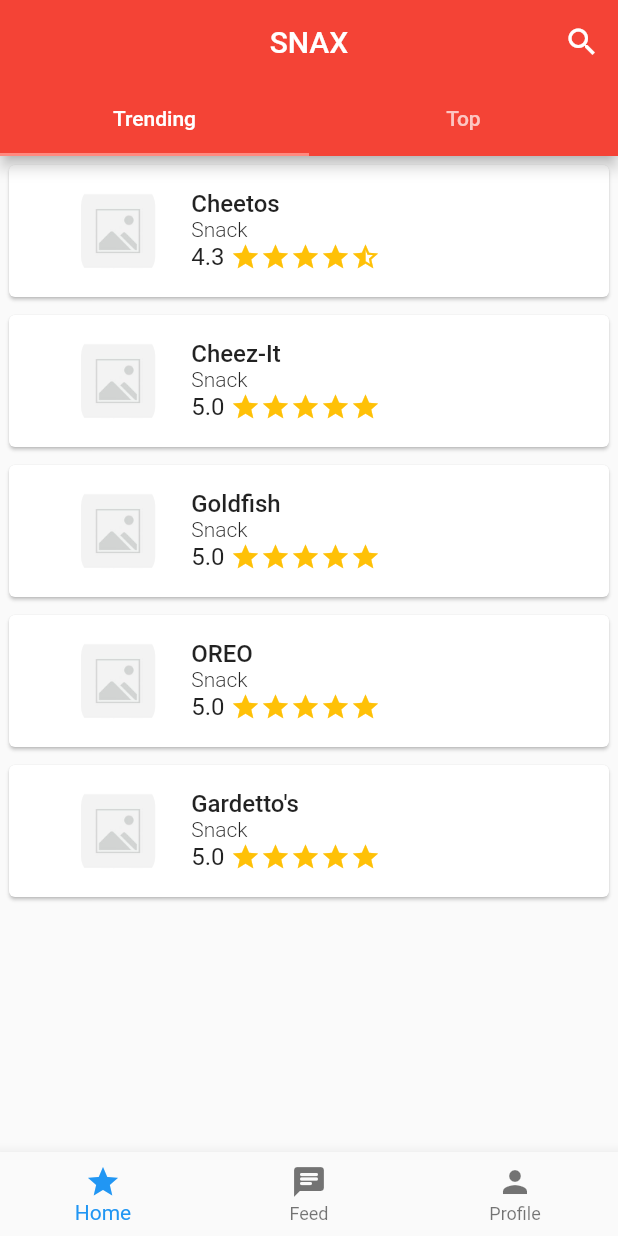
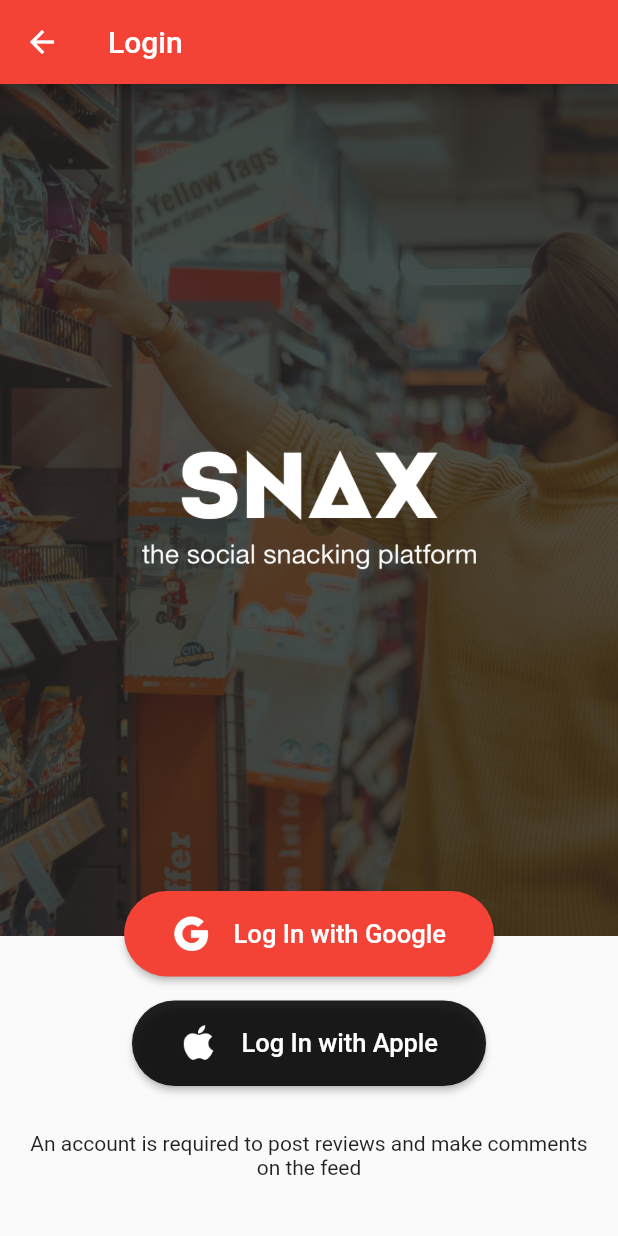
Before and after one commit to orifriesen/snax, a Flutter app: the screen it shows after launch, on a phone screen of 412 x 824 dp. Run offline on Flutter 3.47's test engine with Material 2 defaults, Android fonts, the phone set to English and light mode, and no system bars; drawn by our look-alikes of smooth_star_rating; our stand-ins replace firebase_auth, firebase_core, google_sign_in, sign_in_with_apple; missing offline and left inert: flappy_search_bar, number_display; accounts and stored records are empty.

Commit message:
Added Google and Apple sign in and made a login page

```diff
--- /dev/null
+++ b/snax/lib/loginPage/loginPage.dart
@@ -0,0 +1,124 @@
+import 'package:firebase_auth/firebase_auth.dart';
+import 'package:flutter/material.dart';
+import 'package:snax/backend/auth.dart';
+import 'package:snax/backend/backend.dart';
+
+class LoginPage extends StatefulWidget {
+  @override
+  _LoginPageState createState() => _LoginPageState();
+}
+
+class _LoginPageState extends State<LoginPage> {
+  @override
+  Widget build(BuildContext context) {
+    return Scaffold(
+        appBar: AppBar(title: Text("Login")),
+        body: Container(
+            child: Stack(
+          children: [
+            Flex(
+              direction: Axis.vertical,
+              mainAxisAlignment: MainAxisAlignment.start,
+              crossAxisAlignment: CrossAxisAlignment.start,
+              children: [
+                Expanded(
+                    child: Stack(
+                  children: [
+                    Container(
+                        color: Colors.black87,
+                        height: double.infinity,
+                        width: double.infinity,
+                        child: Opacity(
+                            opacity: 0.25,
+                            child: Image.asset("assets/login-splash-alt.jpg",
+                                fit: BoxFit.cover))),
+                    Container(
+                        child: Image.asset("assets/snax-temp-logo.png"),
+                        height: 82),
+                  ],
+                  alignment: Alignment.center,
+                )),
+                Container(
+                    height: 200,
+                    width: double.infinity,
+                    child: Padding(
+                      padding: const EdgeInsets.fromLTRB(16, 130, 16, 32),
+                      child: Text(
+                        "An account is required to post reviews and make comments on the feed",
+                        textAlign: TextAlign.center,
+                      ),
+                    ))
+              ],
+            ),
+            Padding(
+              padding: const EdgeInsets.only(bottom: 100.0),
+              child: Flex(
+                direction: Axis.vertical,
+                mainAxisAlignment: MainAxisAlignment.end,
+                children: [
+                SignInButton(
+                    iconName: "icon-google.png",
+                    buttonColor: Colors.red,
+                    title: "Log In with Google",
+                    press: () async {
+                      try {
+                        await signInWithGoogle();
+                        Navigator.of(context).pop();
+                      } catch (error) {
+                        print("Failed to login (google)");
+                        print(error);
+                      }
+                    }),
+                    Padding(padding: EdgeInsets.only(bottom: 16),),
+                SignInButton(
+                    iconName: "icon-apple.png",
+                    buttonColor: Colors.black87,
+                    title: "Log In with Apple",
+                    press: () async {
+                      try {
+                        await signInWithApple();
+                        Navigator.of(context).pop();
+                      } catch (error) {
+                        print("Failed to login (apple)");
+                        print(error);
+                      }
+                    }),
+              ]),
+            )
+          ],
+          alignment: Alignment.bottomCenter,
+        )));
+  }
+}
+
+class SignInButton extends StatelessWidget {
+  final String iconName;
+  final Color buttonColor;
+  final String title;
+  final Function press;
+
+  const SignInButton({this.iconName, this.buttonColor, this.title, this.press});
+
+  @override
+  Widget build(BuildContext context) {
+    return MaterialButton(
+        onPressed: this.press,
+        child: Padding(
+          padding: const EdgeInsets.all(16.0),
+          child: Row(
+            mainAxisSize: MainAxisSize.min,
+            children: [
+              Image.asset(
+                "assets/" + this.iconName,
+                scale: 4.0,
+              ),
+              Padding(padding: EdgeInsets.only(left: 16)),
+              Text(this.title,
+                  style: TextStyle(fontSize: 17, color: Colors.white))
+            ],
+          ),
+        ),
+        color: this.buttonColor,
+        shape: RoundedRectangleBorder(borderRadius: BorderRadius.circular(32)));
+  }
+}
--- a/snax/lib/main.dart
+++ b/snax/lib/main.dart
@@ -1,16 +1,35 @@
 import 'package:flutter/material.dart';
+import 'package:snax/loginPage/loginPage.dart';
 import 'package:snax/tabs.dart';
+import 'backend/backend.dart';
+
+//Navigator key allows for background tasks to present views without context (used for Firebase listeners)
+final GlobalKey<NavigatorState> navigatorKey = new GlobalKey<NavigatorState>();
+
 
 class MyApp extends StatelessWidget {
   @override
   Widget build(BuildContext context) {
     return MaterialApp(
+      navigatorKey: navigatorKey,
+      routes: {
+        //Route the app will stay in most of the time
+        "/": (context) => AppTabs(),
+        //Top-level route to present login screen w/ navigatorKey
+        "/login": (context) => LoginPage()
+      },
+      initialRoute: "/",
         theme: ThemeData(
             primaryColor: Colors.red, accentColor: Colors.redAccent[100]),
-        home: AppTabs());
+      );
   }
 }
 
 void main() {
   runApp(MyApp());
+
+  //Initialize Firebase synchronously (has to happen after runApp)
+  initializeFirebase().whenComplete(() {
+    print("initialized firebase");
+  });
 }
```
Also changed, not shown: snax/lib/backend/auth.dart (added, +91 -0 lines), snax/lib/backend/backend.dart (added, +22 -0 lines), snax/pubspec.yaml (+15 -0 lines), snax/assets/icon-apple.png (added), snax/assets/icon-google.png (added), snax/assets/login-splash-alt.jpg (added), snax/assets/login-splash.jpg (added), snax/assets/snax-temp-logo.png (added), snax/pubspec.lock, 17 other files.
